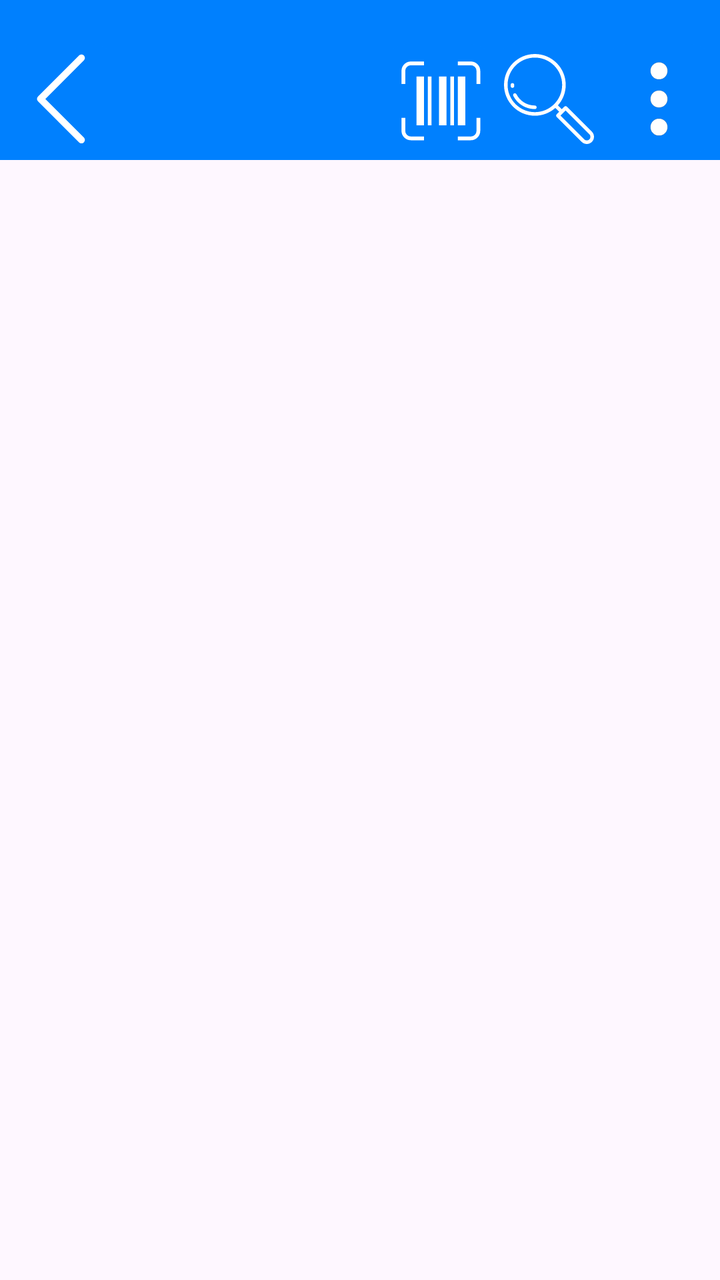
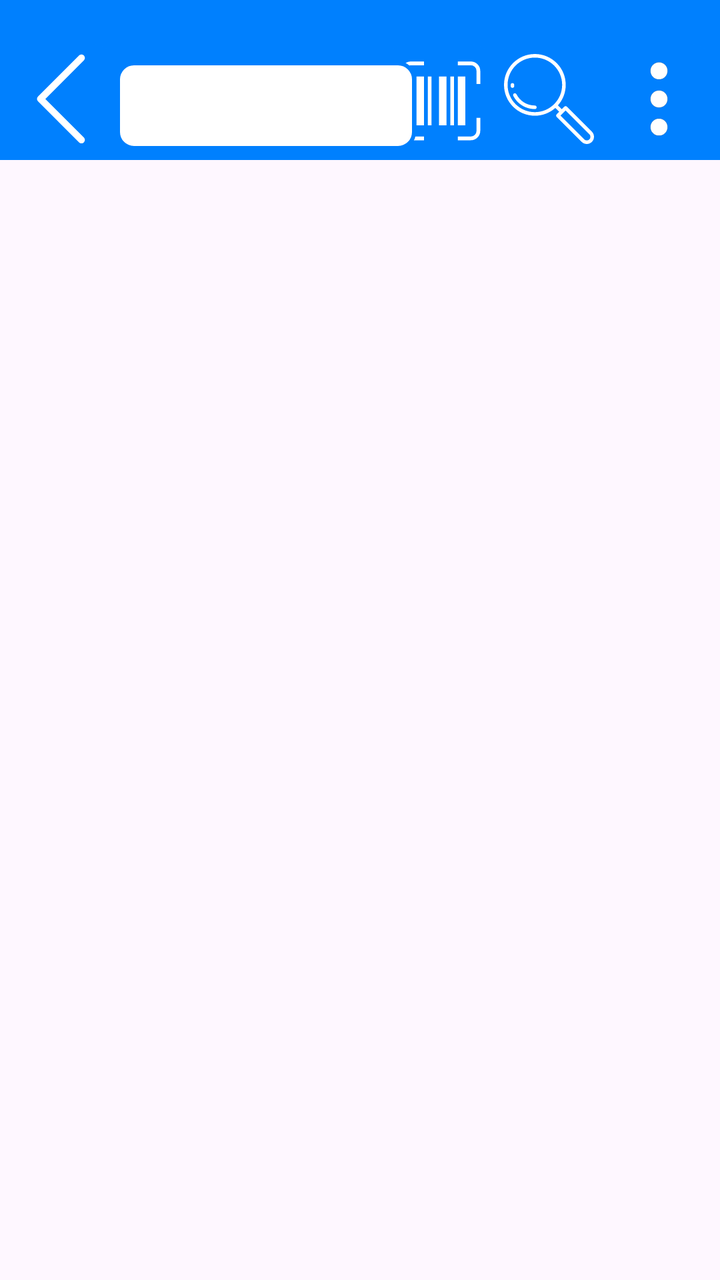

Before-and-after screenshots of an Android layout around one commit, followed by the original layout XML and the change that was made.
<!-- AndroidManifest.xml: application theme Theme.wmsRemote -->
<!-- res/layout/activity_main.xml -->
<?xml version="1.0" encoding="utf-8"?>
<androidx.constraintlayout.widget.ConstraintLayout xmlns:android="http://schemas.android.com/apk/res/android"
    xmlns:app="http://schemas.android.com/apk/res-auto"
    xmlns:tools="http://schemas.android.com/tools"
    android:id="@+id/main"
    android:layout_width="match_parent"
    android:layout_height="match_parent"
    tools:context=".MainActivity"
    android:orientation="vertical">

    <androidx.constraintlayout.widget.ConstraintLayout
        android:layout_width="match_parent"
        android:layout_height="80dp"
        android:padding="0dp"
        android:background="@color/regularBlue"
        android:orientation="horizontal"
        app:layout_constraintEnd_toEndOf="parent"
        app:layout_constraintTop_toTopOf="parent">

        <ImageButton
            android:id="@+id/btnThreeDots"
            android:layout_width="wrap_content"
            android:layout_height="wrap_content"
            android:background="@drawable/selector_background"
            android:src="@drawable/threedostreal"
            android:padding="5dp"
            android:layout_marginBottom="3dp"
            android:layout_marginEnd="3dp"
            app:layout_constraintBottom_toBottomOf="parent"
            app:layout_constraintEnd_toEndOf="parent" />

        <ImageButton
            android:id="@+id/btnSearch"
            android:layout_width="wrap_content"
            android:layout_height="wrap_content"
            android:background="@drawable/selector_background"
            android:src="@drawable/loupe_search_svgrepo_com"
            android:padding="5dp"
            android:layout_marginBottom="3dp"
            app:layout_constraintBottom_toBottomOf="parent"
            app:layout_constraintEnd_toStartOf="@+id/btnThreeDots" />

        <ImageButton
            android:id="@+id/btnBarcode"
            android:layout_width="wrap_content"
            android:layout_height="wrap_content"
            android:background="@drawable/selector_background"
            android:src="@drawable/barcode"
            android:padding="5dp"
            android:layout_marginBottom="3dp"
            app:layout_constraintRight_toLeftOf="@+id/btnSearch"
            app:layout_constraintBottom_toBottomOf="parent" />

        <ImageButton
            android:id="@+id/btnBack"
            android:layout_width="wrap_content"
            android:layout_height="wrap_content"
            app:layout_constraintBottom_toBottomOf="parent"
            app:layout_constraintStart_toStartOf="parent"
            android:background="@drawable/selector_background"
            android:src="@drawable/arrow_left"
            android:padding="5dp"
            android:layout_marginStart="3dp"
            android:layout_marginBottom="3dp"
            android:visibility="visible">

        </ImageButton>


    </androidx.constraintlayout.widget.ConstraintLayout>

    <androidx.fragment.app.FragmentContainerView
        android:id="@+id/fragmentContainer"
        android:layout_width="match_parent"
        android:layout_height="match_parent"
        android:paddingTop="85dp"
        tools:layout_editor_absoluteX="0dp"
        tools:layout_editor_absoluteY="0dp" />


</androidx.constraintlayout.widget.ConstraintLayout>
<!-- resources referenced by this layout -->
<resources>
  <color name="regularBlue">#0080fe</color>
  <!-- drawable arrow_left (drawable) -->
  <vector xmlns:android="http://schemas.android.com/apk/res/android" android:height="45dp" android:viewportHeight="256" android:viewportWidth="256" android:width="45dp">
        
      <path android:fillColor="#FFFFFF" android:fillType="nonZero" android:pathData="M186.16,254.31c2.52,0 5.04,-0.96 6.95,-2.88c3.84,-3.84 3.84,-10.07 0,-13.91L83.46,127.86L193.12,18.2c3.84,-3.84 3.84,-10.07 0,-13.91c-3.84,-3.84 -10.07,-3.84 -13.91,0l-116.61,116.61c-3.84,3.84 -3.84,10.07 0,13.91l116.61,116.61C181.13,253.35 183.65,254.31 186.16,254.31z" android:strokeColor="#00000000" android:strokeLineCap="butt" android:strokeLineJoin="miter" android:strokeWidth="2.81"/>
      
  </vector>
  <!-- drawable barcode (drawable) -->
  <vector xmlns:android="http://schemas.android.com/apk/res/android" android:height="45dp" android:viewportHeight="24" android:viewportWidth="24" android:width="45dp">
        
      <path android:fillColor="#FFFFFF" android:pathData="M23,4.5L23,8h-1L22,4.5A1.502,1.502 0,0 0,20.5 3L17,3L17,2h3.5A2.503,2.503 0,0 1,23 4.5zM4.5,22A1.502,1.502 0,0 1,3 20.5L3,17L2,17v3.5A2.503,2.503 0,0 0,4.5 23L8,23v-1zM22,20.5a1.502,1.502 0,0 1,-1.5 1.5L17,22v1h3.5a2.503,2.503 0,0 0,2.5 -2.5L23,17h-1zM3,4.5A1.502,1.502 0,0 1,4.5 3L8,3L8,2L4.5,2A2.503,2.503 0,0 0,2 4.5L2,8h1zM10,19L10,6L9,6v13zM6,6v13h2L8,6zM14,19L14,6h-2v13zM17,6v13h2L19,6zM15,6v13h1L16,6z"/>
      
  </vector>
  <!-- drawable selector_background (drawable) -->
  <?xml version="1.0" encoding="utf-8"?>
  <selector xmlns:android="http://schemas.android.com/apk/res/android">
  
      <item android:state_pressed="true">
          <shape android:shape="rectangle">
              <solid android:color="#2b579a" /> 
              <corners android:radius="12dp"/>
          </shape>
      </item>
  
          
      <item>
          <shape android:shape="rectangle">
              <solid android:color="@color/regularBlue" /> 
              <corners android:radius="12dp"/>
          </shape>
      </item>
  </selector>
  <style name="Theme.wmsRemote" parent="Base.Theme.wmsRemote" />
  <style name="Base.Theme.wmsRemote" parent="Theme.Material3.DayNight.NoActionBar">
          
          
      </style>
  <!-- unchanged entries left out for length: 2 -->
</resources>

<!-- the commit's change to res/layout/activity_main.xml (unified diff, before → after) -->
@@ -66,6 +66,20 @@
 
         </ImageButton>
 
+        <EditText
+            android:id="@+id/etIncomeBarcode"
+            android:layout_width="150dp"
+            android:layout_height="wrap_content"
+            app:layout_constraintBottom_toBottomOf="parent"
+            app:layout_constraintStart_toEndOf="@+id/btnBack"
+            android:padding="10dp"
+            android:layout_marginBottom="5dp"
+            android:background="@drawable/menu_border"
+            android:singleLine="true"
+            >
+
+        </EditText>
+
 
     </androidx.constraintlayout.widget.ConstraintLayout>
 
@@ -75,7 +89,7 @@
         android:layout_height="match_parent"
         android:paddingTop="85dp"
         tools:layout_editor_absoluteX="0dp"
-        tools:layout_editor_absoluteY="0dp" />
+        tools:layout_editor_absoluteY="-16dp" />
 
 
 </androidx.constraintlayout.widget.ConstraintLayout>
<!-- resource entries referenced after the edit -->
@@ -13,6 +13,19 @@
       <path android:fillColor="#FFFFFF" android:pathData="M23,4.5L23,8h-1L22,4.5A1.502,1.502 0,0 0,20.5 3L17,3L17,2h3.5A2.503,2.503 0,0 1,23 4.5zM4.5,22A1.502,1.502 0,0 1,3 20.5L3,17L2,17v3.5A2.503,2.503 0,0 0,4.5 23L8,23v-1zM22,20.5a1.502,1.502 0,0 1,-1.5 1.5L17,22v1h3.5a2.503,2.503 0,0 0,2.5 -2.5L23,17h-1zM3,4.5A1.502,1.502 0,0 1,4.5 3L8,3L8,2L4.5,2A2.503,2.503 0,0 0,2 4.5L2,8h1zM10,19L10,6L9,6v13zM6,6v13h2L8,6zM14,19L14,6h-2v13zM17,6v13h2L19,6zM15,6v13h1L16,6z"/>
       
   </vector>
+  <!-- drawable menu_border (drawable) -->
+  <?xml version="1.0" encoding="utf-8"?>
+  <shape xmlns:android="http://schemas.android.com/apk/res/android"
+      android:shape="rectangle">
+  
+      <solid android:color="#FFFFFF"/> 
+  
+      <stroke
+          android:width="2dp"
+          android:color="@color/regularBlue" /> 
+  
+      <corners android:radius="8dp"/> 
+  </shape>
   <!-- drawable selector_background (drawable) -->
   <?xml version="1.0" encoding="utf-8"?>
   <selector xmlns:android="http://schemas.android.com/apk/res/android">
